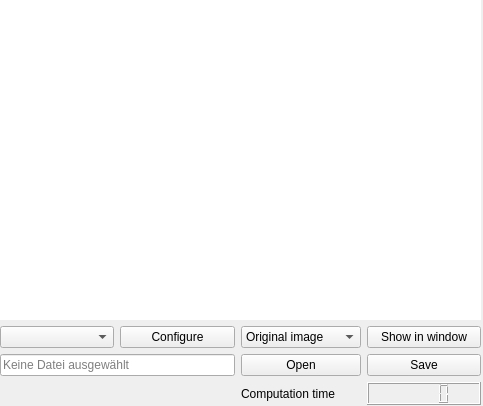
Above: app/form/algorithmcontrolwidget.ui from FormSeher/formseher before the change. Below: the same form after it.
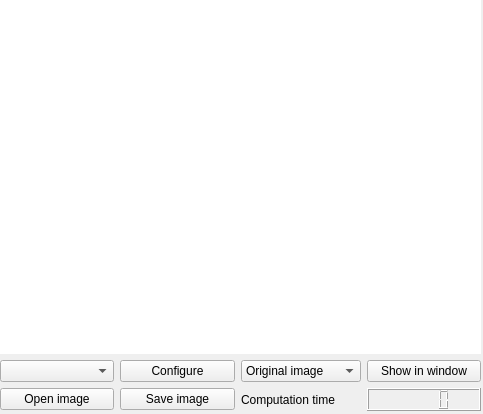
That is the form after the change.

The edit to the form file:
```diff
--- a/app/form/algorithmcontrolwidget.ui
+++ b/app/form/algorithmcontrolwidget.ui
@@ -10,7 +10,7 @@
     <x>0</x>
     <y>0</y>
     <width>483</width>
-    <height>406</height>
+    <height>414</height>
    </rect>
   </property>
   <property name="sizePolicy">
@@ -28,7 +28,7 @@
      <x>0</x>
      <y>0</y>
      <width>481</width>
-     <height>405</height>
+     <height>411</height>
     </rect>
    </property>
    <layout class="QVBoxLayout" name="verticalLayout">
@@ -474,52 +474,31 @@
     </item>
     <item>
      <layout class="QGridLayout" name="gridLayout">
-      <item row="5" column="3">
-       <widget class="QPushButton" name="saveResult">
-        <property name="text">
-         <string>Save</string>
-        </property>
-       </widget>
-      </item>
-      <item row="2" column="3">
+      <item row="3" column="3">
        <widget class="QPushButton" name="pushButton_3">
         <property name="text">
          <string>Show in window</string>
         </property>
        </widget>
       </item>
-      <item row="5" column="2">
-       <widget class="QPushButton" name="openPicture">
-        <property name="text">
-         <string>Open</string>
-        </property>
-       </widget>
-      </item>
-      <item row="2" column="1">
+      <item row="3" column="1">
        <widget class="QPushButton" name="configureAlgorithm">
         <property name="text">
          <string>Configure</string>
         </property>
        </widget>
       </item>
-      <item row="6" column="3">
+      <item row="7" column="3">
        <widget class="QLCDNumber" name="runtime"/>
       </item>
-      <item row="6" column="2">
+      <item row="7" column="2">
        <widget class="QLabel" name="bearbeitungszeit_2">
         <property name="text">
          <string>Computation time</string>
         </property>
        </widget>
       </item>
-      <item row="5" column="0" colspan="2">
-       <widget class="QLineEdit" name="lineEdit1">
-        <property name="placeholderText">
-         <string>Keine Datei ausgewählt</string>
-        </property>
-       </widget>
-      </item>
-      <item row="2" column="2">
+      <item row="3" column="2">
        <widget class="QComboBox" name="displayconfig1">
         <item>
          <property name="text">
@@ -538,9 +517,23 @@
         </item>
        </widget>
       </item>
-      <item row="2" column="0">
+      <item row="3" column="0">
        <widget class="QComboBox" name="algorithmSelectBox"/>
       </item>
+      <item row="7" column="0">
+       <widget class="QPushButton" name="openPicture">
+        <property name="text">
+         <string>Open image</string>
+        </property>
+       </widget>
+      </item>
+      <item row="7" column="1">
+       <widget class="QPushButton" name="saveResult">
+        <property name="text">
+         <string>Save image</string>
+        </property>
+       </widget>
+      </item>
      </layout>
     </item>
    </layout>
```
